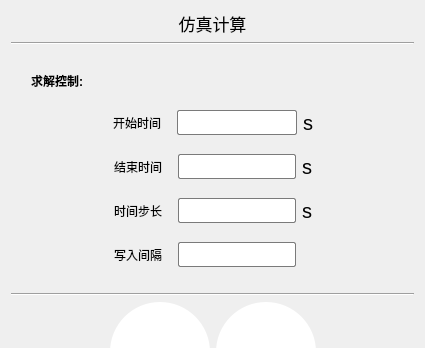
Old version of the form src/FormRun.ui in the repository Aiopr-bits/MAVES; both pictures show x 0 to 425 and y 0 to 348 of the 425 by 640 pixel window.
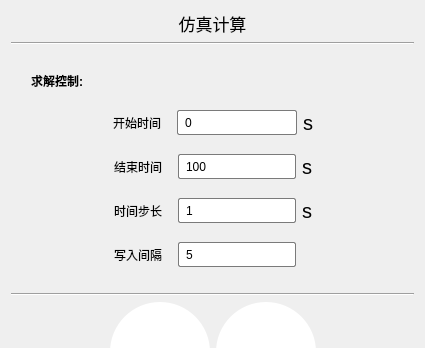
New version of the form. Icons and pictures are not drawn. Custom widgets are drawn as their Qt base class.

What changed in the file:
```diff
--- a/src/FormRun.ui
+++ b/src/FormRun.ui
@@ -181,6 +181,9 @@
     border: 1px solid rgb(23, 23, 23); 
 }</string>
          </property>
+         <property name="text">
+          <string>0</string>
+         </property>
         </widget>
        </item>
        <item>
@@ -305,6 +308,9 @@
     border: 1px solid rgb(23, 23, 23); 
 }</string>
          </property>
+         <property name="text">
+          <string>100</string>
+         </property>
         </widget>
        </item>
        <item>
@@ -426,6 +432,9 @@
     border: 1px solid rgb(23, 23, 23); 
 }</string>
          </property>
+         <property name="text">
+          <string>1</string>
+         </property>
         </widget>
        </item>
        <item>
@@ -547,6 +556,9 @@
     border: 1px solid rgb(23, 23, 23); 
 }</string>
          </property>
+         <property name="text">
+          <string>5</string>
+         </property>
         </widget>
        </item>
        <item>
```
